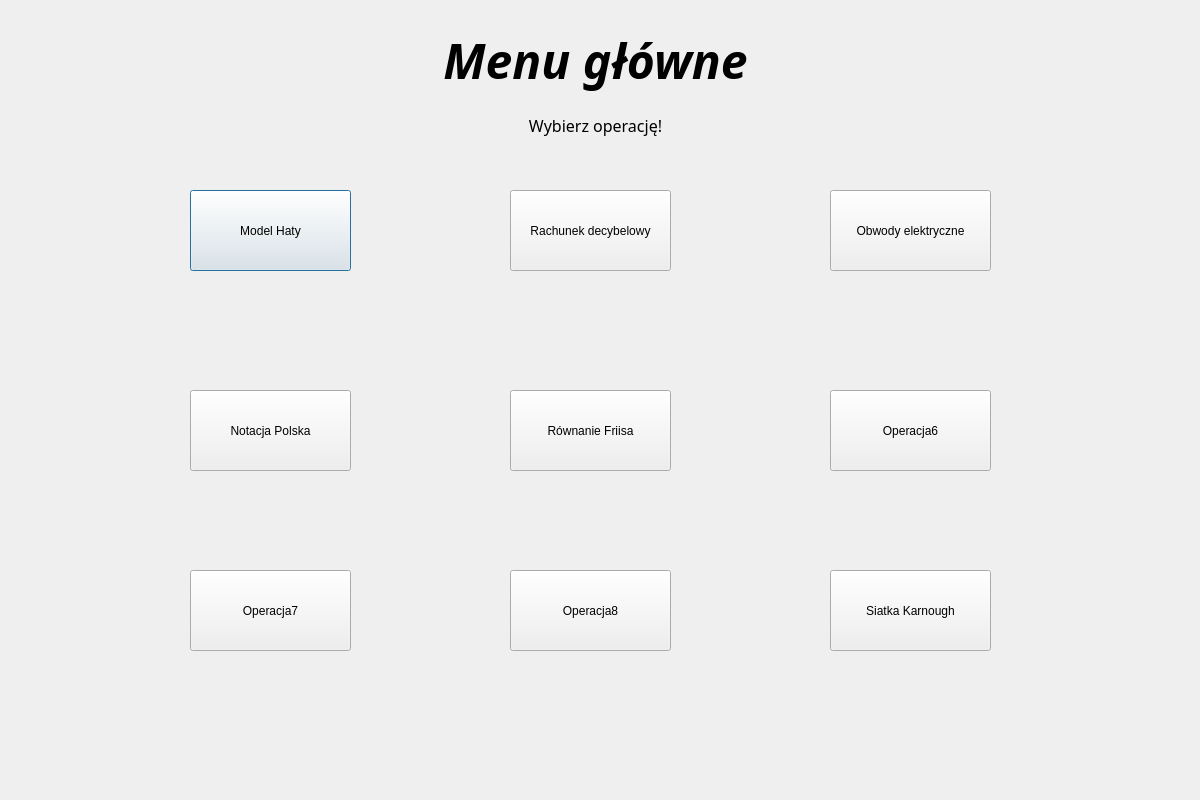
Qt form UI/Menu.ui (lukaszbladziak5/ICalcThis) before a commit.
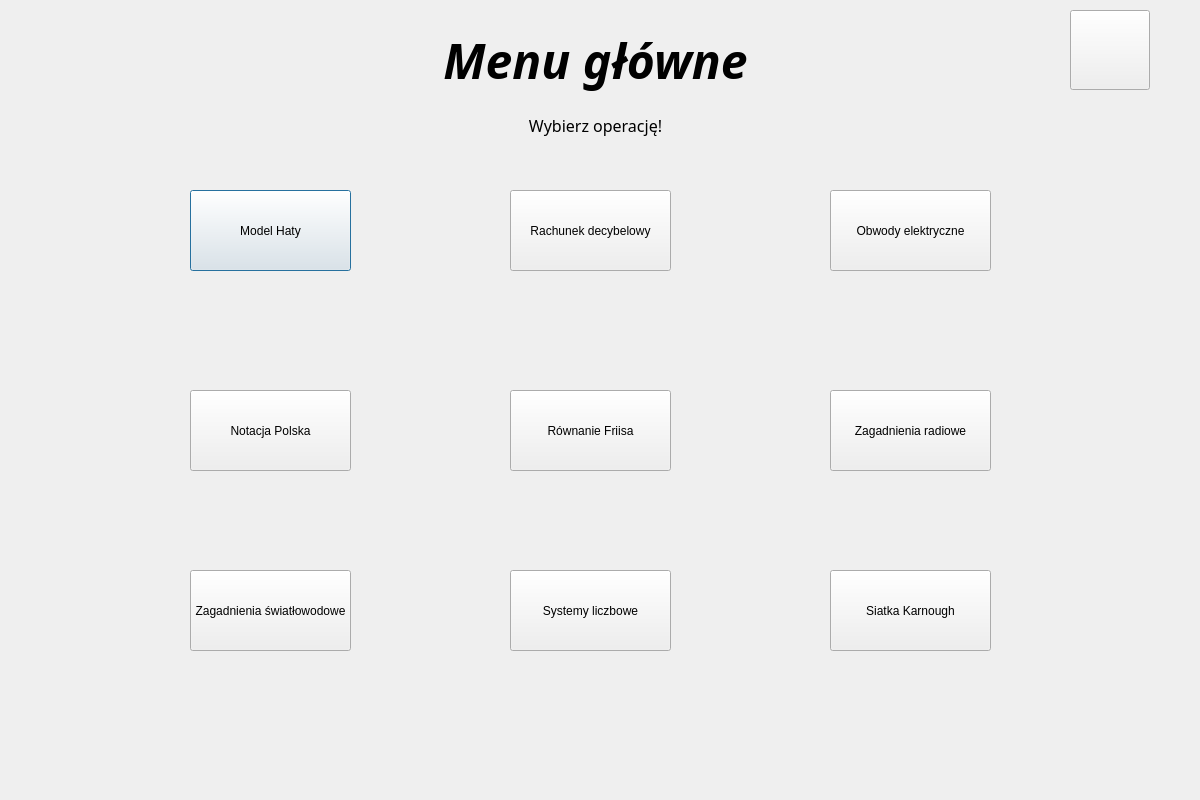
The same form after that commit.

```diff
--- a/UI/Menu.ui
+++ b/UI/Menu.ui
@@ -139,7 +139,7 @@
      </rect>
     </property>
     <property name="text">
-     <string>Operacja6</string>
+     <string>Zagadnienia radiowe</string>
     </property>
    </widget>
    <widget class="QPushButton" name="operacja_7">
@@ -152,7 +152,7 @@
      </rect>
     </property>
     <property name="text">
-     <string>Operacja7</string>
+     <string>Zagadnienia światłowodowe</string>
     </property>
    </widget>
    <widget class="QPushButton" name="operacja_8">
@@ -165,7 +165,7 @@
      </rect>
     </property>
     <property name="text">
-     <string>Operacja8</string>
+     <string>Systemy liczbowe</string>
     </property>
    </widget>
    <widget class="QPushButton" name="mccluskey_przycisk">
@@ -181,6 +181,25 @@
      <string>Siatka Karnough</string>
     </property>
    </widget>
+   <widget class="QPushButton" name="profil_menu">
+    <property name="geometry">
+     <rect>
+      <x>1070</x>
+      <y>10</y>
+      <width>80</width>
+      <height>80</height>
+     </rect>
+    </property>
+    <property name="text">
+     <string/>
+    </property>
+    <property name="iconSize">
+     <size>
+      <width>90</width>
+      <height>90</height>
+     </size>
+    </property>
+   </widget>
   </widget>
  </widget>
  <resources/>
```
Left out of the diff: 6 changed lines with no effect on the pictures.
